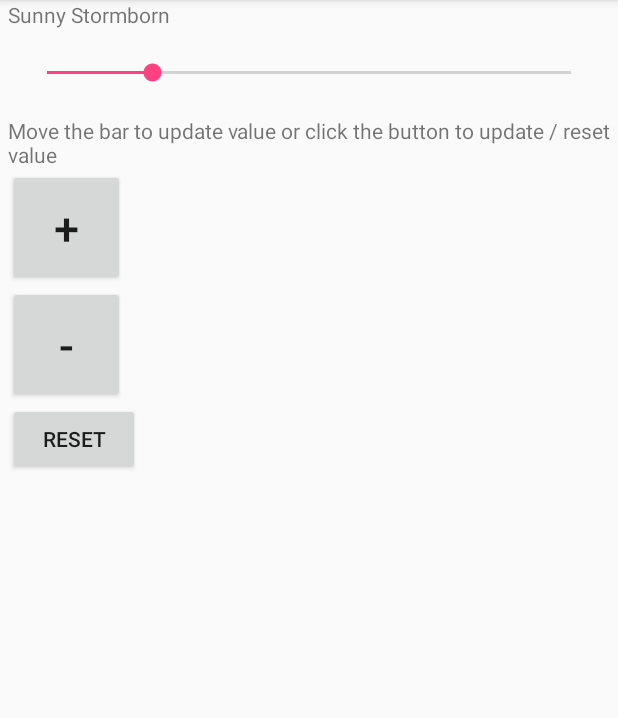
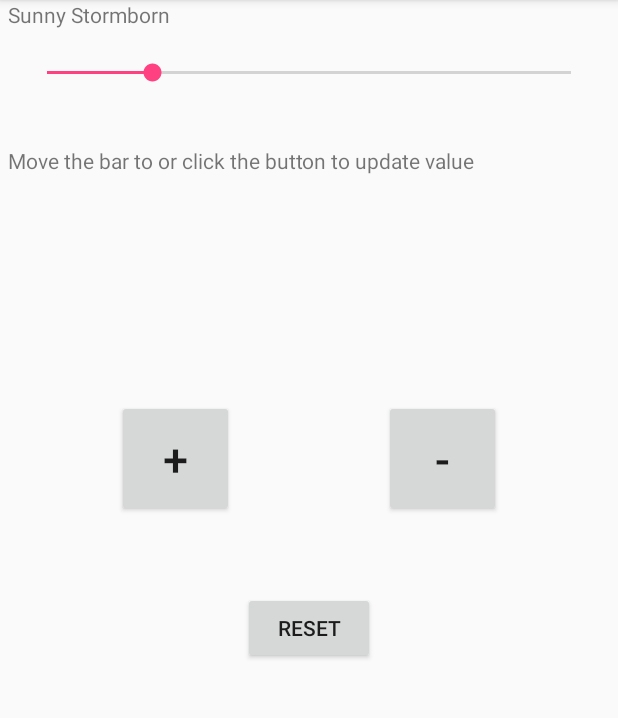
Before and after one commit to meng1994412/Advanced_Mechatronics, an Android app: the screen it shows after launch (MainActivity), on a phone screen of 412 x 824 dp, the part 84-802 px from its top. Run offline under Robolectric (Android 15) with nearby library versions, the phone set to English and light mode, and no system bars.

Commit message:
button position changed

```diff
--- a/HW12/Program/app/src/main/java/sunnystormborn/helloworld/MainActivity.java
+++ b/HW12/Program/app/src/main/java/sunnystormborn/helloworld/MainActivity.java
@@ -27,7 +27,7 @@ public class MainActivity extends AppCompatActivity {
         myControl = (SeekBar) findViewById(R.id.seek1);                 // Initiate SeekBar
 
         myTextView = (TextView) findViewById(R.id.textView01);          // Initiate TextView
-        myTextView.setText("Move the bar to update value or click the button to update / reset value");             // Set text
+        myTextView.setText("Move the bar to or click the button to update value");             // Set text
 
         myPlusButton = (Button) findViewById(R.id.button1);             // Initiate Button
         myMinusButton = (Button) findViewById(R.id.button2);
@@ -77,7 +77,6 @@ public class MainActivity extends AppCompatActivity {
         });
     }
 
-
     private void setMyMinusButton() {
         // function to detect when the "-" button is used
 
--- a/HW12/Program/app/src/main/res/layout/activity_main.xml
+++ b/HW12/Program/app/src/main/res/layout/activity_main.xml
@@ -28,10 +28,14 @@
             android:layout_height="wrap_content"
             android:layout_margin="10dp"
             android:progress="20"
-            android:secondaryProgress="20"
+
             android:paddingTop="10dp"
             android:paddingBottom="10dp"
             />
+
+        <Space
+            android:layout_width="match_parent"
+            android:layout_height="20dp" />
 
         <TextView
             android:id="@+id/textView01"
@@ -40,32 +44,60 @@
             android:layout_height="wrap_content"
             />
 
+        <Space
+            android:layout_width="match_parent"
+            android:layout_height="150dp" />
+
+
+        <LinearLayout
+            android:layout_width="wrap_content"
+            android:layout_height="wrap_content"
+            android:layout_gravity="center"
+            android:orientation="horizontal"
+            android:visibility="visible">
+
             <Button
                 android:id="@+id/button1"
                 android:layout_width="78dp"
                 android:layout_height="78dp"
                 android:text="+"
-            android:textSize="30dp"
-            tools:layout_editor_absoluteX="20dp"
-            tools:layout_editor_absoluteY="200dp" />
+                android:textSize="30dp" />
+
+            <Space
+                android:layout_width="100dp"
+                android:layout_height="match_parent" />
 
             <Button
                 android:id="@+id/button2"
                 android:layout_width="78dp"
                 android:layout_height="78dp"
                 android:text="-"
-            android:textSize="30dp"
-            tools:layout_editor_absoluteX="280dp"
-            tools:layout_editor_absoluteY="200dp" />
+                android:textSize="30dp" />
+
+        </LinearLayout>
+
+        <Space
+            android:layout_width="match_parent"
+            android:layout_height="50dp" />
+
+        <LinearLayout
+            android:layout_width="wrap_content"
+            android:layout_height="wrap_content"
+            android:layout_gravity="center"
+            android:orientation="horizontal"
+            android:visibility="visible">
 
             <Button
                 android:id="@+id/button3"
                 android:layout_width="wrap_content"
                 android:layout_height="wrap_content"
-            android:text="Reset"
-            tools:layout_editor_absoluteX="146dp"
-            tools:layout_editor_absoluteY="422dp" />
+                android:text="Reset" />
 
         </LinearLayout>
 
+
+
+    </LinearLayout>
+
+
 </android.support.constraint.ConstraintLayout>
```
Lines whose indentation alone changed are shown as unchanged.
